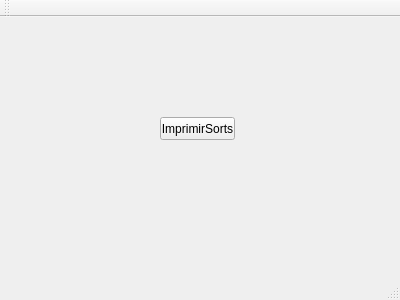
The window that interfaz.ui (KendallTencio/PR1C-Ordenamientos) describes before a commit, drawn with Qt 5.
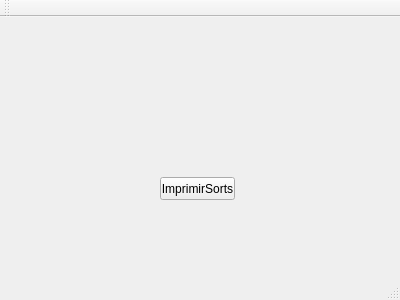
The same window after the commit.

What changed in the file:
```diff
--- a/interfaz.ui
+++ b/interfaz.ui
@@ -18,7 +18,7 @@
     <property name="geometry">
      <rect>
       <x>160</x>
-      <y>100</y>
+      <y>160</y>
       <width>75</width>
       <height>23</height>
      </rect>
```
